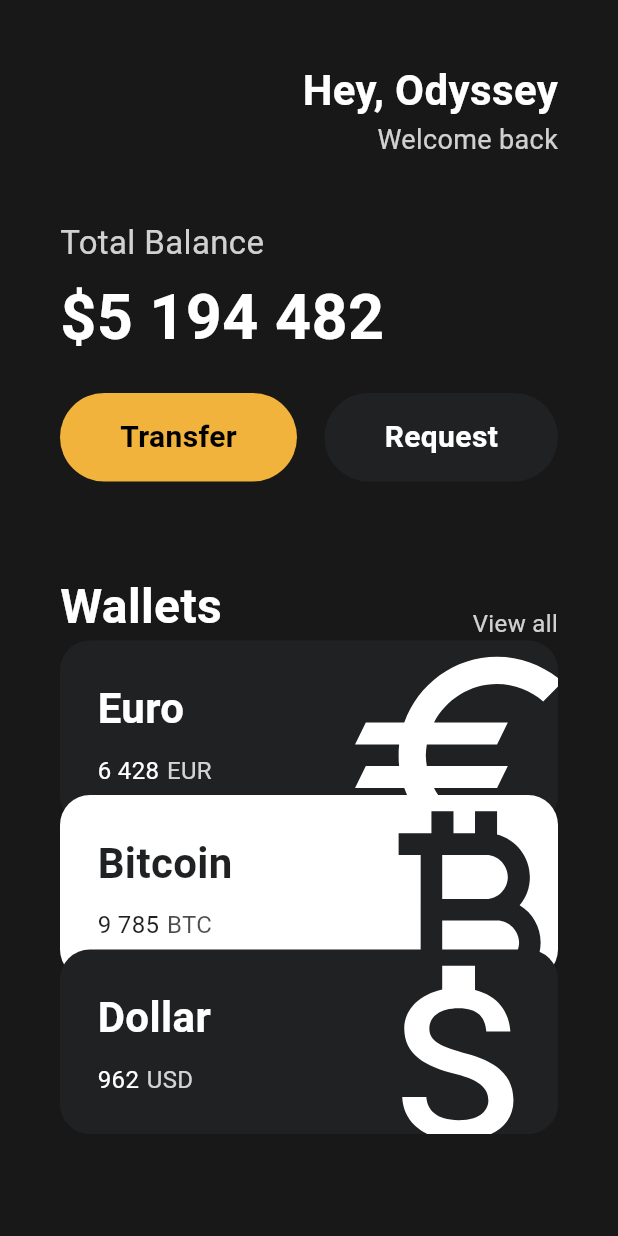
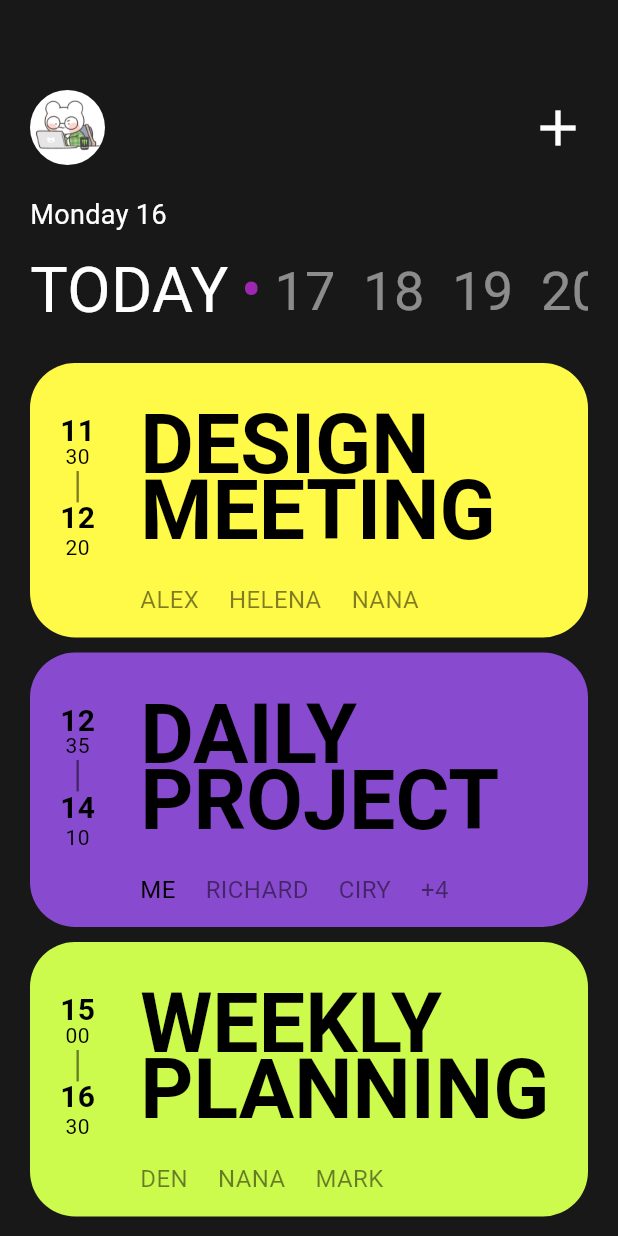
Before and after one commit to Odyssey409/flutter_challenge, a Flutter app: the screen it shows after launch, on a phone screen of 412 x 824 dp. Run offline on Flutter 3.47's test engine with Material 3 defaults, Android fonts, the phone set to English and light mode, and no system bars.

Commit message:
day_9_assignment
스케줄 관리 앱 클론 코딩 과제

```diff
--- a/day_9_ui_clone_assigment/lib/main.dart
+++ b/day_9_ui_clone_assigment/lib/main.dart
@@ -1,5 +1,4 @@
-import 'package:day_9_ui_clone_assigment/widgets/button.dart';
-import 'package:day_9_ui_clone_assigment/widgets/currency_card.dart';
+import 'package:day_9_ui_clone_assigment/widgets/time_table.dart';
 import 'package:flutter/material.dart';
 
 void main() {
@@ -17,122 +16,110 @@ class App extends StatelessWidget {
         body: SingleChildScrollView(
           child: Padding(
             padding: const EdgeInsets.symmetric(
-              horizontal: 40,
+              horizontal: 20,
             ),
             child: Column(
               crossAxisAlignment: CrossAxisAlignment.start,
               children: [
                 const SizedBox(
-                  height: 40,
-                ),
-                Row(
-                  mainAxisAlignment: MainAxisAlignment.end,
-                  children: [
-                    Column(
-                      crossAxisAlignment: CrossAxisAlignment.end,
-                      children: [
-                        const Text(
-                          'Hey, Odyssey',
-                          style: TextStyle(
-                            color: Colors.white,
-                            fontSize: 28,
-                            fontWeight: FontWeight.w600,
-                          ),
-                        ),
-                        Text(
-                          'Welcome back',
-                          style: TextStyle(
-                            color: Colors.white.withOpacity(0.8),
-                            fontSize: 18,
-                          ),
-                        ),
-                      ],
-                    )
-                  ],
-                ),
-                const SizedBox(
-                  height: 40,
-                ),
-                Text(
-                  'Total Balance',
-                  style: TextStyle(
-                    color: Colors.white.withOpacity(0.8),
-                    fontSize: 22,
-                  ),
-                ),
-                const SizedBox(
-                  height: 5,
-                ),
-                const Text(
-                  '\$5 194 482',
-                  style: TextStyle(
-                      color: Colors.white,
-                      fontSize: 42,
-                      fontWeight: FontWeight.w600),
-                ),
-                const SizedBox(
-                  height: 20,
-                ),
-                const Row(
-                  mainAxisAlignment: MainAxisAlignment.spaceBetween,
-                  children: [
-                    Button(
-                      text: 'Transfer',
-                      bgcolor: Color(0XFFF1B33B),
-                      textColor: Colors.black,
-                    ),
-                    Button(
-                      text: 'Request',
-                      bgcolor: Color(0XFF1F2123),
-                      textColor: Colors.white,
-                    ),
-                  ],
-                ),
-                const SizedBox(
                   height: 60,
                 ),
                 Row(
-                  crossAxisAlignment: CrossAxisAlignment.end,
                   mainAxisAlignment: MainAxisAlignment.spaceBetween,
                   children: [
-                    const Text('Wallets',
-                        style: TextStyle(
-                          color: Colors.white,
-                          fontSize: 32,
-                          fontWeight: FontWeight.w600,
-                        )),
-                    Text(
-                      "View all",
-                      style: TextStyle(
-                        color: Colors.white.withOpacity(0.8),
-                        fontSize: 16,
+                    ClipOval(
+                      child: Image.asset(
+                        'assets/profile_img.jpg', // 프로필 이미지 URL
+                        width: 50,
+                        height: 50,
+                        fit: BoxFit.cover,
                       ),
-                    )
+                    ),
+                    const Icon(
+                      Icons.add,
+                      color: Colors.white,
+                      size: 40,
+                    ),
                   ],
                 ),
                 const SizedBox(
                   height: 20,
                 ),
-                const CurrencyCard(
-                  name: "Euro",
-                  amount: "6 428",
-                  code: "EUR",
-                  icon: Icons.euro,
-                  order: 1,
+                const Text(
+                  'Monday 16',
+                  style: TextStyle(
+                    color: Colors.white,
+                    fontSize: 18,
+                  ),
                 ),
-                const CurrencyCard(
-                  name: "Bitcoin",
-                  amount: "9 785",
-                  code: "BTC",
-                  icon: Icons.currency_bitcoin,
-                  order: 2,
+                SingleChildScrollView(
+                  scrollDirection: Axis.horizontal,
+                  child: Row(
+                    mainAxisAlignment: MainAxisAlignment.spaceBetween,
+                    children: [
+                      const Text(
+                        'TODAY',
+                        style: TextStyle(
+                          color: Colors.white,
+                          fontSize: 42,
+                        ),
+                      ),
+                      const Padding(
+                        padding: EdgeInsets.all(8.0),
+                        child: Text('•',
+                            style: TextStyle(
+                              color: Colors.purple,
+                              fontSize: 42,
+                            )),
+                      ),
+                      Text(
+                        '17  18  19  20',
+                        style: TextStyle(
+                          color: Colors.white.withOpacity(0.5),
+                          fontSize: 36,
+                        ),
+                      ),
+                    ],
+                  ),
                 ),
-                const CurrencyCard(
-                  name: "Dollar",
-                  amount: "962",
-                  code: "USD",
-                  icon: Icons.attach_money,
-                  order: 3,
+                const SizedBox(
+                  height: 10,
+                ),
+                const TimeTable(
+                  name_top: "DESIGN",
+                  name_bottom: "MEETING",
+                  startHour: "11",
+                  startMin: "30",
+                  endHour: "12",
+                  endMin: "20",
+                  participants: ["ALEX", "HELENA", "NANA"],
+                  color: Color.fromARGB(255, 255, 249, 71),
+                ),
+                const SizedBox(
+                  height: 10,
+                ),
+                const TimeTable(
+                  name_top: "DAILY",
+                  name_bottom: "PROJECT",
+                  startHour: "12",
+                  startMin: "35",
+                  endHour: "14",
+                  endMin: "10",
+                  participants: ["ME", "RICHARD", "CIRY", "+4"],
+                  color: Color.fromARGB(207, 162, 85, 250),
+                ),
+                const SizedBox(
+                  height: 10,
+                ),
+                const TimeTable(
+                  name_top: "WEEKLY",
+                  name_bottom: "PLANNING",
+                  startHour: "15",
+                  startMin: "00",
+                  endHour: "16",
+                  endMin: "30",
+                  participants: ["DEN", "NANA", "MARK"],
+                  color: Color.fromARGB(255, 204, 250, 77),
                 ),
               ],
             ),
--- a/day_9_ui_clone_assigment/lib/widgets/button.dart
+++ /dev/null
@@ -1,36 +0,0 @@
-import 'package:flutter/material.dart';
-
-class Button extends StatelessWidget {
-  final String text;
-  final Color bgcolor;
-  final Color textColor;
-
-  const Button({
-    super.key,
-    required this.text,
-    required this.bgcolor,
-    required this.textColor,
-  });
-
-  @override
-  Widget build(BuildContext context) {
-    return Container(
-      decoration: BoxDecoration(
-        color: bgcolor,
-        borderRadius: BorderRadius.circular(40),
-      ),
-      child: Padding(
-        padding: const EdgeInsets.symmetric(
-          vertical: 15,
-          horizontal: 40,
-        ),
-        child: Text(text,
-            style: TextStyle(
-              fontSize: 20,
-              color: textColor,
-              fontWeight: FontWeight.w600,
-            )),
-      ),
-    );
-  }
-}
--- a/day_9_ui_clone_assigment/lib/widgets/currency_card.dart
+++ /dev/null
@@ -1,91 +0,0 @@
-import 'package:flutter/material.dart';
-
-class CurrencyCard extends StatelessWidget {
-  final String name, amount, code;
-  final IconData icon;
-  final bool isInverted;
-  final int order;
-
-  final _blackColor = const Color(0XFF1F2123);
-
-  const CurrencyCard({
-    super.key,
-    required this.name,
-    required this.amount,
-    required this.code,
-    required this.icon,
-    required this.order,
-  }) : isInverted = order % 2 == 0;
-
-  @override
-  Widget build(BuildContext context) {
-    return Transform.translate(
-      offset: Offset(0, order * -(20.0)),
-      child: Container(
-        clipBehavior: Clip.hardEdge,
-        decoration: BoxDecoration(
-          color: isInverted ? Colors.white : _blackColor,
-          borderRadius: BorderRadius.circular(20),
-        ),
-        child: Padding(
-          padding: const EdgeInsets.all(25),
-          child: Row(
-            mainAxisAlignment: MainAxisAlignment.spaceBetween,
-            children: [
-              Column(
-                crossAxisAlignment: CrossAxisAlignment.start,
-                children: [
-                  Text(
-                    name,
-                    style: TextStyle(
-                      color: isInverted ? _blackColor : Colors.white,
-                      fontSize: 28,
-                      fontWeight: FontWeight.w600,
-                    ),
-                  ),
-                  const SizedBox(
-                    height: 10,
-                  ),
-                  Row(
-                    children: [
-                      Text(
-                        amount,
-                        style: TextStyle(
-                          color: isInverted ? _blackColor : Colors.white,
-                          fontSize: 16,
-                        ),
-                      ),
-                      const SizedBox(
-                        width: 5,
-                      ),
-                      Text(
-                        code,
-                        style: TextStyle(
-                          color: isInverted
-                              ? _blackColor.withOpacity(0.8)
-                              : Colors.white.withOpacity(0.8),
-                          fontSize: 16,
-                        ),
-                      )
-                    ],
-                  )
-                ],
-              ),
-              Transform.scale(
-                scale: 2.5,
-                child: Transform.translate(
-                  offset: const Offset(-1, 6),
-                  child: Icon(
-                    icon,
-                    color: isInverted ? _blackColor : Colors.white,
-                    size: 70,
-                  ),
-                ),
-              )
-            ],
-          ),
-        ),
-      ),
-    );
-  }
-}
--- /dev/null
+++ b/day_9_ui_clone_assigment/lib/widgets/time_table.dart
@@ -0,0 +1,158 @@
+import 'package:flutter/material.dart';
+
+class TimeTable extends StatelessWidget {
+  final String name_top, name_bottom, startHour, startMin, endHour, endMin;
+
+  final List<String> participants;
+
+  final Color color;
+
+  const TimeTable({
+    super.key,
+    required this.name_top,
+    required this.name_bottom,
+    required this.startHour,
+    required this.startMin,
+    required this.endHour,
+    required this.endMin,
+    required this.participants,
+    required this.color,
+  });
+
+  @override
+  Widget build(BuildContext context) {
+    return Container(
+      clipBehavior: Clip.hardEdge,
+      decoration: BoxDecoration(
+        color: color,
+        borderRadius: BorderRadius.circular(30),
+      ),
+      child: Padding(
+        padding: const EdgeInsets.only(
+          left: 20, // 왼쪽 패딩
+          top: 35, // 위쪽 패딩
+          right: 20, // 오른쪽 패딩
+          bottom: 10, // 아래쪽 패딩
+        ),
+        child: Row(
+          mainAxisAlignment: MainAxisAlignment.spaceBetween,
+          children: [
+            Column(
+              crossAxisAlignment: CrossAxisAlignment.start,
+              children: [
+                Row(
+                  children: [
+                    Padding(
+                      padding: const EdgeInsets.only(
+                        bottom: 40,
+                      ),
+                      child: Column(
+                        children: [
+                          Text(
+                            startHour,
+                            style: const TextStyle(
+                              color: Colors.black,
+                              fontSize: 20,
+                              height: 1.0,
+                              fontWeight: FontWeight.w600,
+                            ),
+                          ),
+                          Text(
+                            startMin,
+                            style: const TextStyle(
+                              color: Colors.black,
+                              fontSize: 14,
+                              height: 1.0,
+                            ),
+                          ),
+                          Text(
+                            '|',
+                            style: TextStyle(
+                              color: Colors.black.withOpacity(0.5),
+                              fontSize: 24,
+                              height: 1.0,
+                            ),
+                          ),
+                          Text(
+                            endHour,
+                            style: const TextStyle(
+                              color: Colors.black,
+                              fontSize: 20,
+                              height: 1.0,
+                              fontWeight: FontWeight.w600,
+                            ),
+                          ),
+                          Text(
+                            endMin,
+                            style: const TextStyle(
+                              color: Colors.black,
+                              fontSize: 14,
+                            ),
+                          ),
+                        ],
+                      ),
+                    ),
+                    const SizedBox(
+                      width: 30,
+                    ),
+                    Column(
+                      crossAxisAlignment: CrossAxisAlignment.start,
+                      children: [
+                        RichText(
+                          text: TextSpan(
+                            children: [
+                              TextSpan(
+                                text: '$name_top\n',
+                                style: const TextStyle(
+                                  color: Colors.black,
+                                  fontSize: 55,
+                                  fontWeight: FontWeight.w600,
+                                  height: 0.8,
+                                ),
+                              ),
+                              TextSpan(
+                                text: name_bottom,
+                                style: const TextStyle(
+                                  color: Colors.black,
+                                  fontSize: 55,
+                                  fontWeight: FontWeight.w600,
+                                  height: 0.8,
+                                ),
+                              ),
+                            ],
+                          ),
+                        ),
+                        const SizedBox(
+                          height: 20,
+                        ),
+                        Row(
+                          children: participants.map((participant) {
+                            return Padding(
+                              padding: const EdgeInsets.only(
+                                  right: 20), // 참가자 사이의 간격을 추가
+                              child: Text(
+                                participant,
+                                style: TextStyle(
+                                  color: Colors.black.withOpacity(
+                                    participant == "ME"
+                                        ? 1.0
+                                        : 0.5, // 조건에 따라 투명도 설정
+                                  ),
+                                  fontSize: 16,
+                                ),
+                              ),
+                            );
+                          }).toList(),
+                        )
+                      ],
+                    ),
+                  ],
+                ),
+              ],
+            ),
+          ],
+        ),
+      ),
+    );
+  }
+}
--- a/day_9_ui_clone_assigment/pubspec.yaml
+++ b/day_9_ui_clone_assigment/pubspec.yaml
@@ -2,7 +2,7 @@ name: day_9_ui_clone_assigment
 description: "A new Flutter project."
 # The following line prevents the package from being accidentally published to
 # pub.dev using `flutter pub publish`. This is preferred for private packages.
-publish_to: 'none' # Remove this line if you wish to publish to pub.dev
+publish_to: "none" # Remove this line if you wish to publish to pub.dev
 
 # The following defines the version and build number for your application.
 # A version number is three numbers separated by dots, like 1.2.43
@@ -31,7 +31,6 @@ dependencies:
   flutter:
     sdk: flutter
 
-
   # The following adds the Cupertino Icons font to your application.
   # Use with the CupertinoIcons class for iOS style icons.
   cupertino_icons: ^1.0.8
@@ -52,6 +51,8 @@ dev_dependencies:
 
 # The following section is specific to Flutter packages.
 flutter:
+  assets:
+    - assets/profile_img.jpg
 
   # The following line ensures that the Material Icons font is
   # included with your application, so that you can use the icons in
```
Also changed, not shown: day_9_ui_clone_assigment/assets/profile_img.jpg (added).
